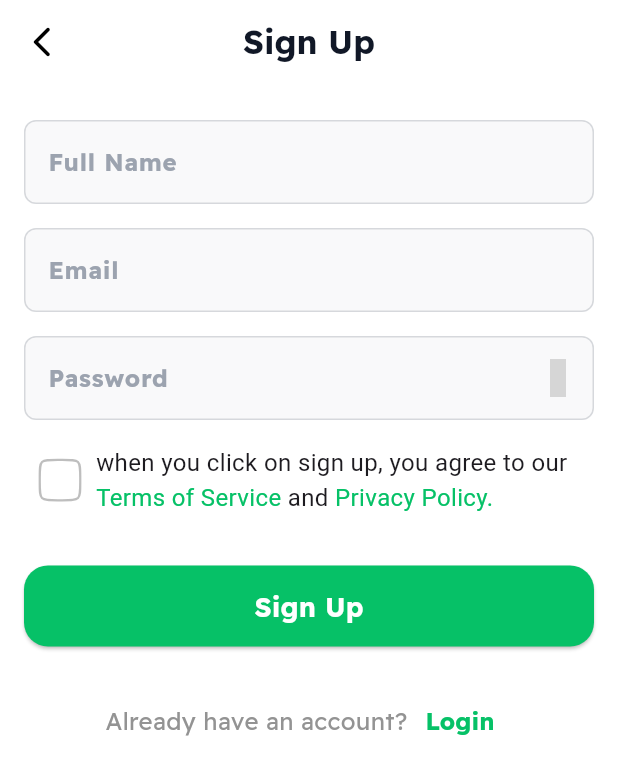
After one commit to OmarIssa0/uber_eat, a Flutter app: the SignUpView screen opened by its route, on a phone screen of 412 x 824 dp. The commit adds this screen. Shown: the top 775 px of the screen. Run offline on Flutter 3.47's test engine with Material 3 defaults, Android fonts, the phone set to English and light mode, and no system bars; our stand-ins replace font_awesome_flutter, iconly; grey boxes are pictures that could not be loaded.

Commit message:
auth views done

```diff
--- /dev/null
+++ b/lib/features/auth/presentation/view/sign_up_view.dart
@@ -0,0 +1,29 @@
+import 'package:flutter/material.dart';
+import 'package:uber_eat/core/utils/app_styles.dart';
+import 'package:uber_eat/features/auth/presentation/view/widgets/sign_up_view_body.dart';
+
+class SignUpView extends StatelessWidget {
+  const SignUpView({super.key});
+
+  static const String routeName = '/signUp';
+
+  @override
+  Widget build(BuildContext context) {
+    return Scaffold(
+      appBar: AppBar(
+        leading: IconButton(
+          icon: const Icon(Icons.arrow_back_ios_new_rounded),
+          onPressed: () {
+            Navigator.of(context).pop();
+          },
+        ),
+        title: Text(
+          'Sign Up',
+          style: AppStyles.bold22,
+        ),
+        centerTitle: true,
+      ),
+      body: SignUpViewBody(),
+    );
+  }
+}
--- /dev/null
+++ b/lib/features/auth/presentation/view/widgets/check_box_sign_up_view.dart
@@ -0,0 +1,71 @@
+import 'package:flutter/material.dart';
+import 'package:uber_eat/core/utils/app_color.dart';
+
+class CheckBoxSignUpView extends StatefulWidget {
+  const CheckBoxSignUpView({
+    super.key,
+  });
+
+  @override
+  State<CheckBoxSignUpView> createState() => _CheckBoxSignUpViewState();
+}
+
+class _CheckBoxSignUpViewState extends State<CheckBoxSignUpView> {
+  bool isChecked = false;
+  @override
+  Widget build(BuildContext context) {
+    return Row(
+      children: [
+        Transform.scale(
+          scale: 1.5,
+          child: Checkbox(
+            value: isChecked,
+            shape: ContinuousRectangleBorder(
+              borderRadius: BorderRadius.circular(8),
+            ),
+            onChanged: (value) {
+              setState(() {
+                isChecked = value!;
+              });
+            },
+            activeColor: AppColor.kPrimaryColor900,
+            side: BorderSide(color: AppColor.kSecondaryColor200),
+          ),
+        ),
+        SizedBox(
+          width: MediaQuery.of(context).size.width * 0.8,
+          child: Text.rich(
+            TextSpan(
+              text: "when you click on sign up, you agree to our",
+              style: TextStyle(
+                fontSize: 16,
+              ),
+              children: [
+                TextSpan(
+                  text: " Terms of Service",
+                  style: TextStyle(
+                    color: AppColor.kPrimaryColor900,
+                    fontSize: 16,
+                  ),
+                ),
+                TextSpan(
+                  text: " and",
+                  style: TextStyle(
+                    fontSize: 16,
+                  ),
+                ),
+                TextSpan(
+                  text: " Privacy Policy.",
+                  style: TextStyle(
+                    color: AppColor.kPrimaryColor900,
+                    fontSize: 16,
+                  ),
+                ),
+              ],
+            ),
+          ),
+        ),
+      ],
+    );
+  }
+}
--- /dev/null
+++ b/lib/features/auth/presentation/view/widgets/sign_up_view_body.dart
@@ -0,0 +1,73 @@
+import 'package:flutter/material.dart';
+import 'package:iconly/iconly.dart';
+import 'package:uber_eat/core/utils/app_color.dart';
+import 'package:uber_eat/core/utils/custom_button.dart';
+import 'package:uber_eat/core/widgets/custom_text_filed.dart';
+import 'package:uber_eat/features/auth/presentation/view/widgets/check_box_sign_up_view.dart';
+
+class SignUpViewBody extends StatelessWidget {
+  const SignUpViewBody({super.key});
+
+  @override
+  Widget build(BuildContext context) {
+    return Padding(
+      padding: const EdgeInsets.symmetric(horizontal: 16),
+      child: SingleChildScrollView(
+        physics: BouncingScrollPhysics(),
+        child: Column(
+          children: [
+            SizedBox(height: 24),
+            CustomTextFiled(
+                title: "Full Name", textInputType: TextInputType.text),
+            SizedBox(height: 16),
+            CustomTextFiled(
+                title: "Email", textInputType: TextInputType.emailAddress),
+            SizedBox(height: 16),
+            CustomTextFiled(
+              title: "Password",
+              textInputType: TextInputType.visiblePassword,
+              obscureText: true,
+              suffixIcon: Icon(
+                IconlyBold.show,
+                color: Color(0xffC9CECF),
+                size: 25,
+              ),
+            ),
+            SizedBox(height: 16),
+            CheckBoxSignUpView(),
+            SizedBox(height: 33),
+            CustomButton(
+              text: "Sign Up",
+            ),
+            SizedBox(height: 26),
+            Row(
+              mainAxisAlignment: MainAxisAlignment.center,
+              children: [
+                Text(
+                  "Already have an account?",
+                  style: TextStyle(
+                    color: AppColor.kSecondaryColor400,
+                    fontSize: 16,
+                  ),
+                ),
+                TextButton(
+                  onPressed: () {
+                    Navigator.pop(context);
+                  },
+                  child: Text(
+                    "Login",
+                    style: TextStyle(
+                      color: AppColor.kPrimaryColor900,
+                      fontSize: 16,
+                      fontWeight: FontWeight.bold,
+                    ),
+                  ),
+                ),
+              ],
+            ),
+          ],
+        ),
+      ),
+    );
+  }
+}
--- a/lib/main.dart
+++ b/lib/main.dart
@@ -1,5 +1,7 @@
 import 'package:flutter/material.dart';
+import 'package:uber_eat/features/auth/presentation/view/forgot_password_view.dart';
 import 'package:uber_eat/features/auth/presentation/view/login_view.dart';
+import 'package:uber_eat/features/auth/presentation/view/sign_up_view.dart';
 import 'package:uber_eat/features/splash/presentation/view/splash_view.dart';
 
 void main() {
@@ -31,6 +33,8 @@ class MyApp extends StatelessWidget {
       routes: {
         SplashView.routeName: (context) => SplashView(),
         LoginView.routeName: (context) => LoginView(),
+        SignUpView.routeName: (context) => SignUpView(),
+        ForgotPasswordView.routeName: (context) => ForgotPasswordView(),
       },
     );
   }
```
Also changed, not shown: lib/core/utils/animation_nav.dart (+23 -0 lines), lib/features/auth/presentation/view/forgot_password_view.dart (added, +28 -0 lines), lib/features/auth/presentation/view/widgets/forgot_password_view_body.dart (added, +34 -0 lines), lib/features/auth/presentation/view/widgets/login_view_body.dart (+18 -7 lines).
